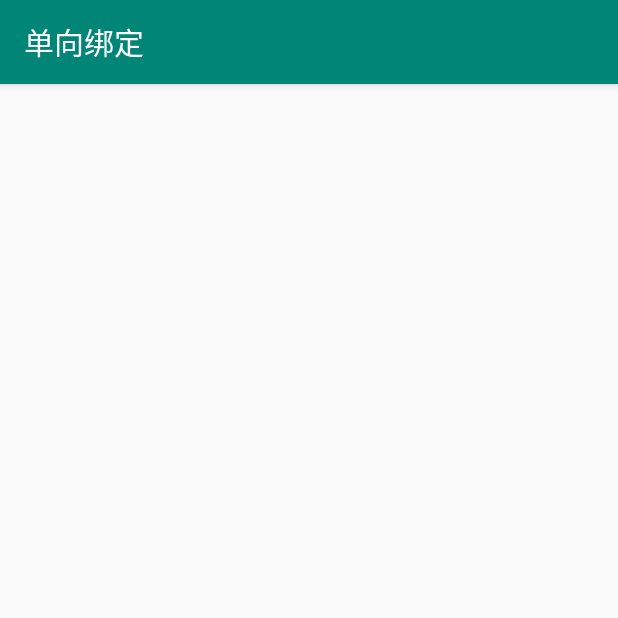
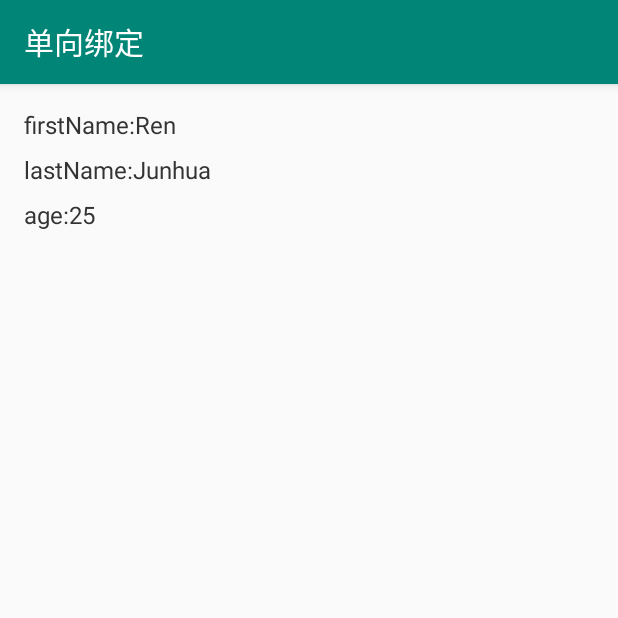
Before and after one commit to itrenjunhua/AndroidDataBinding, an Android app: the DataOneWayActivity screen opened directly, with no data from a screen before it, on a phone screen of 412 x 824 dp, the top half of it. Run offline under Robolectric (Android 15) with nearby library versions, the phone set to English and light mode, and no system bars; our stand-ins replace data binding.

Commit message:
数据单向绑定示例完成

```diff
--- a/app/src/main/java/com/ren/databinding/MyApplication.java
+++ b/app/src/main/java/com/ren/databinding/MyApplication.java
@@ -1,6 +1,9 @@
 package com.ren.databinding;
 
 import android.app.Application;
+import android.databinding.DataBindingUtil;
+
+import com.ren.databinding.component.ReleaseBindingComponent;
 
 /**
  * ======================================================================
@@ -22,5 +25,6 @@ public class MyApplication extends Application {
     @Override
     public void onCreate() {
         super.onCreate();
+        DataBindingUtil.setDefaultComponent(new ReleaseBindingComponent());
     }
 }
--- a/app/src/main/java/com/ren/databinding/activity/DataBindingActivity.java
+++ b/app/src/main/java/com/ren/databinding/activity/DataBindingActivity.java
@@ -7,14 +7,11 @@ import android.support.annotation.Nullable;
 import android.support.v7.app.AppCompatActivity;
 import android.view.View;
 
-import com.ren.databinding.MyApplication;
 import com.ren.databinding.R;
 import com.ren.databinding.activity.data.BaseObservableActivity;
 import com.ren.databinding.activity.data.DataOneWayActivity;
 import com.ren.databinding.activity.data.DataTwoWayActivity;
 import com.ren.databinding.activity.data.ObservableXxxActivity;
-import com.ren.databinding.component.ReleaseBindingComponent;
-import com.ren.databinding.component.TestBindingComponent;
 import com.ren.databinding.databinding.ActivityBindingDataBinding;
 
 /**
@@ -25,7 +22,7 @@ import com.ren.databinding.databinding.ActivityBindingDataBinding;
  * <p>
  * 创建时间：2018-10-30   18:43
  * <p>
- * 描述：
+ * 描述：数据绑定Activity
  * <p>
  * 修订历史：
  * <p>
@@ -37,24 +34,28 @@ public class DataBindingActivity extends AppCompatActivity {
     @Override
     protected void onCreate(@Nullable Bundle savedInstanceState) {
         super.onCreate(savedInstanceState);
-        binding = DataBindingUtil.setContentView(this, R.layout.activity_binding_data, MyApplication.isTestComponent ? new TestBindingComponent() : new ReleaseBindingComponent());
+        binding = DataBindingUtil.setContentView(this, R.layout.activity_binding_data);
 
         binding.setPresenter(new Presenter());
     }
 
     public class Presenter {
+        // 单向绑定
         public void openBindingOneWayActivity(View view) {
             startActivity(new Intent(DataBindingActivity.this, DataOneWayActivity.class));
         }
 
+        // 双向绑定
         public void openBindingTwoWayActivity(View view) {
             startActivity(new Intent(DataBindingActivity.this, DataTwoWayActivity.class));
         }
 
+        // 绑定对象继承 BaseObservable
         public void openBaseObservableActivity(View view) {
             startActivity(new Intent(DataBindingActivity.this, BaseObservableActivity.class));
         }
 
+        // 部分字段 ObservableXxx
         public void openObservableActivity(View view) {
             startActivity(new Intent(DataBindingActivity.this, ObservableXxxActivity.class));
         }
--- a/app/src/main/java/com/ren/databinding/activity/MainActivity.java
+++ b/app/src/main/java/com/ren/databinding/activity/MainActivity.java
@@ -19,51 +19,61 @@ public class MainActivity extends AppCompatActivity {
     @Override
     protected void onCreate(Bundle savedInstanceState) {
         super.onCreate(savedInstanceState);
-
-        activityMainBinding = DataBindingUtil.setContentView(this, R.layout.activity_main, MyApplication.isTestComponent ? new TestBindingComponent() : new ReleaseBindingComponent());
+        activityMainBinding = DataBindingUtil.setContentView(this, R.layout.activity_main);
+        // activityMainBinding = DataBindingUtil.setContentView(this, R.layout.activity_main, MyApplication.isTestComponent ? new TestBindingComponent() : new ReleaseBindingComponent());
 
         activityMainBinding.setPresenter(new Presenter());
     }
 
     public class Presenter {
+        // 数据绑定示例页面
         public void openDataBindingActivity(View view) {
             startActivity(new Intent(MainActivity.this, DataBindingActivity.class));
         }
 
+        // 事件绑定示例页面
         public void openEventBindingActivity(View view) {
             startActivity(new Intent(MainActivity.this, EventBindingActivity.class));
         }
 
+        // 使用DataBinding集合示例页面
         public void openCollectionBindingActivity(View view) {
             startActivity(new Intent(MainActivity.this, CollectionBindingActivity.class));
         }
 
+        // 列表数据使用DataBinding示例页面
         public void openListBindingActivity(View view) {
             startActivity(new Intent(MainActivity.this, ListBindingActivity.class));
         }
 
+        // Include标签使用DataBinding示例页面
         public void openIncludeBindingActivity(View view) {
             startActivity(new Intent(MainActivity.this, IncludeBindingActivity.class));
         }
 
+        // ViewStub控件使用DataBinding示例页面
         public void openViewStubBindingActivity(View view) {
             startActivity(new Intent(MainActivity.this, ViewStubBindingActivity.class));
         }
 
+        // BindingAdapter/自定义属性示例页面
         public void openBindingAdapterActivity(View view) {
             startActivity(new Intent(MainActivity.this, BindingAdapterActivity.class));
         }
 
+        // BindingMethods/属性方法映射示例页面
         public void openBindingMethodsActivity(View view) {
             startActivity(new Intent(MainActivity.this, BindingMethodsActivity.class));
         }
 
+        // Converters/转换示例页面
         public void openConvertersBindingActivity(View view) {
             startActivity(new Intent(MainActivity.this, ConvertersActivity.class));
         }
 
+        // 修改 Component，修改的是所有的在 xml 用 DataBinding 形式绑定的属性并且在 Component 中的 XxxAdapter 中处理的属性
         public void changeComponent(View view) {
-//            DataBindingUtil.setDefaultComponent(MyApplication.isTestComponent ? new TestBindingComponent() : new TestBindingComponent());
+            DataBindingUtil.setDefaultComponent(MyApplication.isTestComponent ? new TestBindingComponent() : new ReleaseBindingComponent());
             MyApplication.isTestComponent = !MyApplication.isTestComponent;
             recreate();
         }
--- a/app/src/main/java/com/ren/databinding/activity/data/DataOneWayActivity.java
+++ b/app/src/main/java/com/ren/databinding/activity/data/DataOneWayActivity.java
@@ -7,6 +7,7 @@ import android.support.v7.app.AppCompatActivity;
 
 import com.ren.databinding.R;
 import com.ren.databinding.databinding.ActivityDataOneWayBinding;
+import com.ren.databinding.entity.OneWayBean;
 
 /**
  * ======================================================================
@@ -16,7 +17,7 @@ import com.ren.databinding.databinding.ActivityDataOneWayBinding;
  * <p>
  * 创建时间：2018-10-31   10:03
  * <p>
- * 描述：
+ * 描述：单向绑定示例页面
  * <p>
  * 修订历史：
  * <p>
@@ -28,6 +29,9 @@ public class DataOneWayActivity extends AppCompatActivity {
     @Override
     protected void onCreate(@Nullable Bundle savedInstanceState) {
         super.onCreate(savedInstanceState);
-        binding = DataBindingUtil.setContentView(this,R.layout.activity_data_one_way);
+        binding = DataBindingUtil.setContentView(this, R.layout.activity_data_one_way);
+
+        OneWayBean oneWayBean = new OneWayBean("Ren", "Junhua", 25);
+        binding.setOneWayBean(oneWayBean);
     }
 }
--- /dev/null
+++ b/app/src/main/java/com/ren/databinding/entity/OneWayBean.java
@@ -0,0 +1,51 @@
+package com.ren.databinding.entity;
+
+/**
+ * ======================================================================
+ * <p>
+ * 作者：Renj
+ * 邮箱：renjunhua@anlovek.com
+ * <p>
+ * 创建时间：2018-10-31   11:06
+ * <p>
+ * 描述：单向绑定使用的Bean
+ * <p>
+ * 修订历史：
+ * <p>
+ * ======================================================================
+ */
+public class OneWayBean {
+    private String firstName;
+    private String lastName;
+    private int age;
+
+    public OneWayBean(String firstName, String lastName, int age) {
+        this.firstName = firstName;
+        this.lastName = lastName;
+        this.age = age;
+    }
+
+    public String getFirstName() {
+        return firstName;
+    }
+
+    public void setFirstName(String firstName) {
+        this.firstName = firstName;
+    }
+
+    public String getLastName() {
+        return lastName;
+    }
+
+    public void setLastName(String lastName) {
+        this.lastName = lastName;
+    }
+
+    public int getAge() {
+        return age;
+    }
+
+    public void setAge(int age) {
+        this.age = age;
+    }
+}
--- a/app/src/main/res/layout/activity_binding_data.xml
+++ b/app/src/main/res/layout/activity_binding_data.xml
@@ -10,7 +10,7 @@
         android:layout_width="match_parent"
         android:layout_height="match_parent"
         android:orientation="vertical"
-        android:padding="16dp">
+        android:padding="@dimen/default_padding">
 
     <Button
         android:layout_width="match_parent"
--- a/app/src/main/res/layout/activity_data_one_way.xml
+++ b/app/src/main/res/layout/activity_data_one_way.xml
@@ -3,12 +3,81 @@
 
     <data>
 
+        <variable
+            name="oneWayBean"
+            type="com.ren.databinding.entity.OneWayBean" />
     </data>
 
     <LinearLayout
         android:layout_width="match_parent"
         android:layout_height="match_parent"
-        android:orientation="vertical">
+        android:orientation="vertical"
+        android:padding="@dimen/default_padding">
+
+        <LinearLayout
+            android:layout_width="match_parent"
+            android:layout_height="wrap_content"
+            android:orientation="horizontal">
+
+            <TextView
+                android:layout_width="wrap_content"
+                android:layout_height="wrap_content"
+                android:text="firstName:"
+                android:textColor="@color/color_main_text"
+                android:textSize="@dimen/default_text_size" />
+
+            <TextView
+                android:layout_width="wrap_content"
+                android:layout_height="wrap_content"
+                android:text="@{oneWayBean.firstName}"
+                android:textColor="@color/color_main_text"
+                android:textSize="@dimen/default_text_size" />
+
+        </LinearLayout>
+
+        <LinearLayout
+            android:layout_width="match_parent"
+            android:layout_height="wrap_content"
+            android:layout_marginTop="@dimen/default_line_space"
+            android:orientation="horizontal">
+
+            <TextView
+                android:layout_width="wrap_content"
+                android:layout_height="wrap_content"
+                android:text="lastName:"
+                android:textColor="@color/color_main_text"
+                android:textSize="@dimen/default_text_size" />
+
+            <TextView
+                android:layout_width="wrap_content"
+                android:layout_height="wrap_content"
+                android:text="@{oneWayBean.lastName}"
+                android:textColor="@color/color_main_text"
+                android:textSize="@dimen/default_text_size" />
+
+        </LinearLayout>
+
+        <LinearLayout
+            android:layout_width="match_parent"
+            android:layout_height="wrap_content"
+            android:layout_marginTop="@dimen/default_line_space"
+            android:orientation="horizontal">
+
+            <TextView
+                android:layout_width="wrap_content"
+                android:layout_height="wrap_content"
+                android:text="age:"
+                android:textColor="@color/color_main_text"
+                android:textSize="@dimen/default_text_size" />
+
+            <TextView
+                android:layout_width="wrap_content"
+                android:layout_height="wrap_content"
+                android:text="@{String.valueOf(oneWayBean.age)}"
+                android:textColor="@color/color_main_text"
+                android:textSize="@dimen/default_text_size" />
+
+        </LinearLayout>
 
     </LinearLayout>
 
--- a/app/src/main/res/layout/activity_main.xml
+++ b/app/src/main/res/layout/activity_main.xml
@@ -16,7 +16,7 @@
             android:layout_width="match_parent"
             android:layout_height="match_parent"
             android:orientation="vertical"
-            android:padding="16dp">
+            android:padding="@dimen/default_padding">
 
             <Button
                 android:layout_width="match_parent"
--- a/app/src/main/res/values/colors.xml
+++ b/app/src/main/res/values/colors.xml
@@ -6,4 +6,8 @@
 
     <color name="color_default_text">#222222</color>
     <color name="color_test_text">#F53842</color>
+
+    <color name="color_main_text">#333333</color>
+    <color name="color_main_hint">#AAAAAA</color>
+    <color name="color_second_text">#666666</color>
 </resources>
--- /dev/null
+++ b/app/src/main/res/values/dimens.xml
@@ -0,0 +1,7 @@
+<?xml version="1.0" encoding="utf-8"?>
+<resources>
+    <dimen name="default_padding">16dp</dimen>
+    <dimen name="default_line_space">8dp</dimen>
+    <dimen name="default_text_size">16sp</dimen>
+
+</resources>
```
